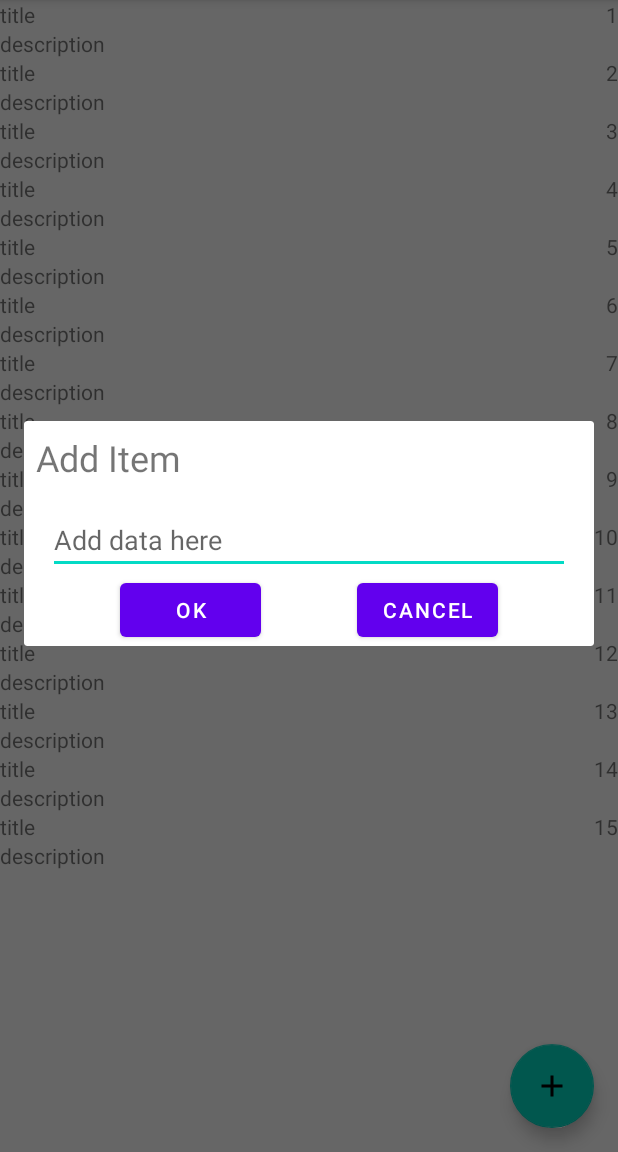
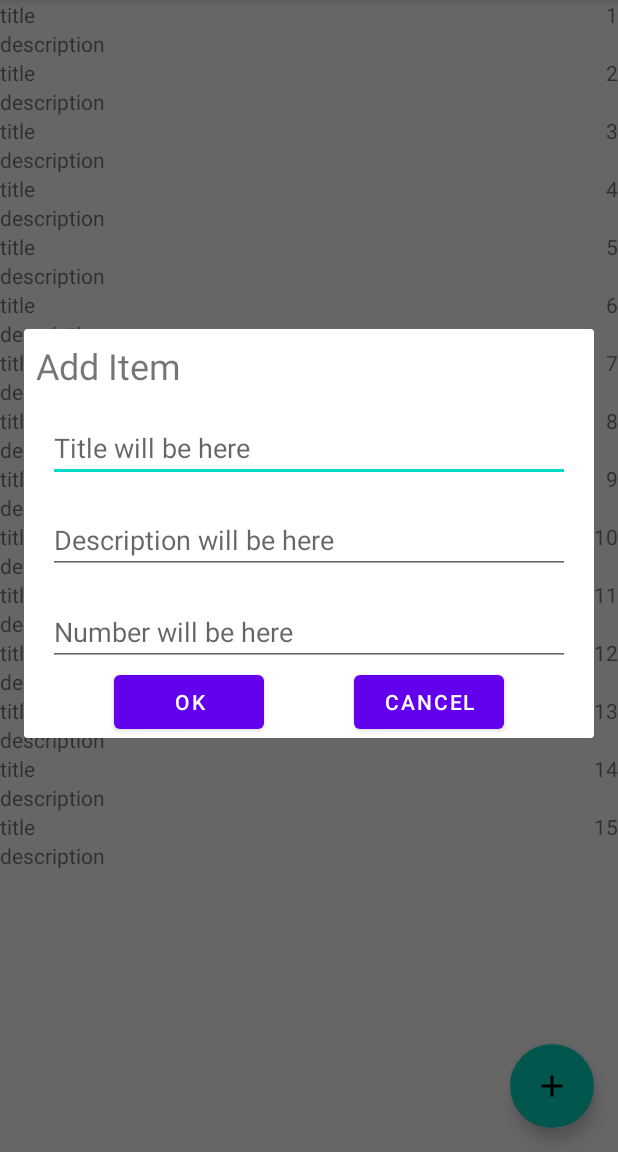
Before and after one commit to LitvyakovSerg/ToDoListApp, an Android app: the screen it shows after launch (MainActivity), after a tap on an icon or button, on a phone screen of 412 x 824 dp, the part 84-1236 px from its top. Run offline under Robolectric (Android 15) with nearby library versions, the phone set to English and light mode, and no system bars.

Commit message:
Add text values xml to strings file

```diff
--- a/app/src/main/java/com/example/android/todolistapp/CustomAdapter.kt
+++ b/app/src/main/java/com/example/android/todolistapp/CustomAdapter.kt
@@ -25,7 +25,7 @@ class CustomAdapter(private val mList: MutableList<ToDoItem>) : RecyclerView.Ada
     override fun onBindViewHolder(holder: ViewHolder, position: Int) {
 
         // sets the image to the imageview from our itemHolder class
-        //holder.imageView.setImageResource(ItemsViewModel.image)
+
         holder.title.text = mList[position].title
         holder.description.text = mList[position].description
         holder.number.text = mList[position].number.toString()
--- a/app/src/main/java/com/example/android/todolistapp/CustomDialog.kt
+++ b/app/src/main/java/com/example/android/todolistapp/CustomDialog.kt
@@ -10,24 +10,28 @@ import android.widget.EditText
 
 class CustomDialog(var activity: MainActivity) : Dialog(activity), View.OnClickListener {
 
-    var yes: Button? = null
-    var no: Button? = null
-    private lateinit var inputField : EditText
+    private lateinit var okButton: Button
+    private lateinit var cancelButton: Button
+    private lateinit var inputFieldTitle : EditText
+    private lateinit var inputFieldDescription : EditText
+    private lateinit var inputFieldNumber : EditText
 
     override fun onCreate(savedInstanceState: Bundle?) {
         super.onCreate(savedInstanceState)
         setContentView(R.layout.dialog_template)
-        inputField = findViewById(R.id.dialogInput)
+        inputFieldTitle = findViewById(R.id.dialog_input_title)
+        inputFieldDescription = findViewById(R.id.dialog_input_description)
+        inputFieldNumber = findViewById(R.id.dialog_input_number)
 
         initViews()
         dialogSizeControl()
     }
 
     private fun initViews() {
-        yes = findViewById<Button>(R.id.dialogOkButton)
-        no = findViewById<Button>(R.id.dialogCancelButton)
-        yes?.setOnClickListener(this)
-        no?.setOnClickListener(this)
+        okButton = findViewById<Button>(R.id.dialog_ok_button)
+        cancelButton = findViewById<Button>(R.id.dialog_cancel_button)
+        okButton.setOnClickListener(this)
+        cancelButton.setOnClickListener(this)
     }
 
     /**
@@ -50,10 +54,10 @@ class CustomDialog(var activity: MainActivity) : Dialog(activity), View.OnClickL
 
     override fun onClick(view: View) {
         when (view.id) {
-            R.id.dialogOkButton -> {
+            R.id.dialog_ok_button -> {
                 okButtonClicker()
             }
-            R.id.dialogCancelButton -> dismiss()
+            R.id.dialog_cancel_button -> dismiss()
             else -> {
             }
         }
@@ -61,8 +65,11 @@ class CustomDialog(var activity: MainActivity) : Dialog(activity), View.OnClickL
     }
 
     private fun okButtonClicker() {
-        val inputResult = inputField.text
-        activity.addItem(inputResult.toString())
+        val inputTitleResult = inputFieldTitle.text.toString()
+        val inputDescriptionResult = inputFieldDescription.text.toString()
+        val inputNumberResult = inputFieldNumber.text.toString().toInt()
+
+        activity.addItem(ToDoItem(inputTitleResult, inputDescriptionResult, inputNumberResult))
         dismiss()
     }
 }
--- a/app/src/main/java/com/example/android/todolistapp/MainActivity.kt
+++ b/app/src/main/java/com/example/android/todolistapp/MainActivity.kt
@@ -24,7 +24,7 @@ class MainActivity : AppCompatActivity() {
 
         // getting the recyclerview by its id
         recyclerview = findViewById(R.id.mainRecyclerView)
-        stubContainer = findViewById(R.id.mainNoItemContainer)
+        stubContainer = findViewById(R.id.main_no_item_container)
         fab = findViewById(R.id.main_fab)
 
         fab.setOnClickListener() {
@@ -65,8 +65,7 @@ class MainActivity : AppCompatActivity() {
         Log.d("lstag", "OnCreate been finished")
     }
 
-    fun addItem(toString: String) {
-        adapter.addItem(ToDoItem(toString, "IT WORKS!!!", 444))
-//            Log.d("clicks", "fab works!!")
+    fun addItem(item: ToDoItem) {
+        adapter.addItem(item)
     }
 }
--- a/app/src/main/res/layout/activity_main.xml
+++ b/app/src/main/res/layout/activity_main.xml
@@ -16,7 +16,7 @@
         android:src="@drawable/ic_baseline_add_24"/>
 
     <LinearLayout
-        android:id="@+id/mainNoItemContainer"
+        android:id="@+id/main_no_item_container"
         android:layout_width="wrap_content"
         android:layout_height="wrap_content"
         android:orientation="vertical"
@@ -27,13 +27,13 @@
         app:layout_constraintEnd_toEndOf="parent">
 
         <ImageView
-            android:id="@+id/mainNoItemImage"
+            android:id="@+id/main_no_item_image"
             android:layout_width="wrap_content"
             android:layout_height="wrap_content"
             android:src="@mipmap/ic_launcher"/>
 
         <TextView
-            android:id="@+id/mainNoItemLabel"
+            android:id="@+id/main_no_item_label"
             android:layout_width="wrap_content"
             android:layout_height="wrap_content"
             android:text="Nothing to Do"
--- a/app/src/main/res/layout/dialog_template.xml
+++ b/app/src/main/res/layout/dialog_template.xml
@@ -6,8 +6,8 @@
     >
 
     <TextView
-        android:id="@+id/dialogLabel"
-        android:text="Add Item"
+        android:id="@+id/dialog_label"
+        android:text="@string/add_item"
         android:layout_margin="8dp"
         android:textSize="24sp"
         android:layout_width="match_parent"
@@ -17,29 +17,45 @@
         app:layout_constraintTop_toTopOf="parent" />
 
     <EditText
-        android:id="@+id/dialogInput"
-        android:hint="Add data here"
+        android:id="@+id/dialog_input_title"
+        android:hint="@string/title_will_be_here"
         android:layout_margin="16dp"
         android:layout_width="match_parent"
         android:layout_height="wrap_content"
-        app:layout_constraintTop_toBottomOf="@id/dialogLabel"/>
+        app:layout_constraintTop_toBottomOf="@id/dialog_label"/>
+
+    <EditText
+        android:id="@+id/dialog_input_description"
+        android:hint="@string/description_will_be_here"
+        android:layout_margin="16dp"
+        android:layout_width="match_parent"
+        android:layout_height="wrap_content"
+        app:layout_constraintTop_toBottomOf="@id/dialog_input_title"/>
+
+    <EditText
+        android:id="@+id/dialog_input_number"
+        android:hint="@string/number_will_be_here"
+        android:layout_margin="16dp"
+        android:layout_width="match_parent"
+        android:layout_height="wrap_content"
+        app:layout_constraintTop_toBottomOf="@id/dialog_input_description"/>
 
     <Button
-        android:id="@+id/dialogOkButton"
-        android:text="Ok"
-        android:layout_width="94dp"
+        android:id="@+id/dialog_ok_button"
+        android:text="@string/ok"
+        android:layout_width="100dp"
         android:layout_height="wrap_content"
-        app:layout_constraintTop_toBottomOf="@+id/dialogInput"
+        app:layout_constraintTop_toBottomOf="@+id/dialog_input_number"
         app:layout_constraintStart_toStartOf="parent"
-        app:layout_constraintEnd_toStartOf="@+id/dialogCancelButton" />
+        app:layout_constraintEnd_toStartOf="@+id/dialog_cancel_button" />
 
     <Button
-        android:id="@+id/dialogCancelButton"
-        android:text="Cancel"
-        android:layout_width="94dp"
+        android:id="@+id/dialog_cancel_button"
+        android:text="@string/cancel"
+        android:layout_width="100dp"
         android:layout_height="wrap_content"
-        app:layout_constraintTop_toBottomOf="@+id/dialogInput"
-        app:layout_constraintStart_toEndOf="@id/dialogOkButton"
+        app:layout_constraintTop_toBottomOf="@+id/dialog_input_number"
+        app:layout_constraintStart_toEndOf="@id/dialog_ok_button"
         app:layout_constraintEnd_toEndOf="parent"/>
 
 </androidx.constraintlayout.widget.ConstraintLayout>
--- a/app/src/main/res/values/strings.xml
+++ b/app/src/main/res/values/strings.xml
@@ -1,3 +1,9 @@
 <resources>
     <string name="app_name">To Do List App</string>
+    <string name="add_item">Add Item</string>
+    <string name="title_will_be_here">Title will be here</string>
+    <string name="description_will_be_here">Description will be here</string>
+    <string name="number_will_be_here">Number will be here</string>
+    <string name="ok">Ok</string>
+    <string name="cancel">Cancel</string>
 </resources>
```
